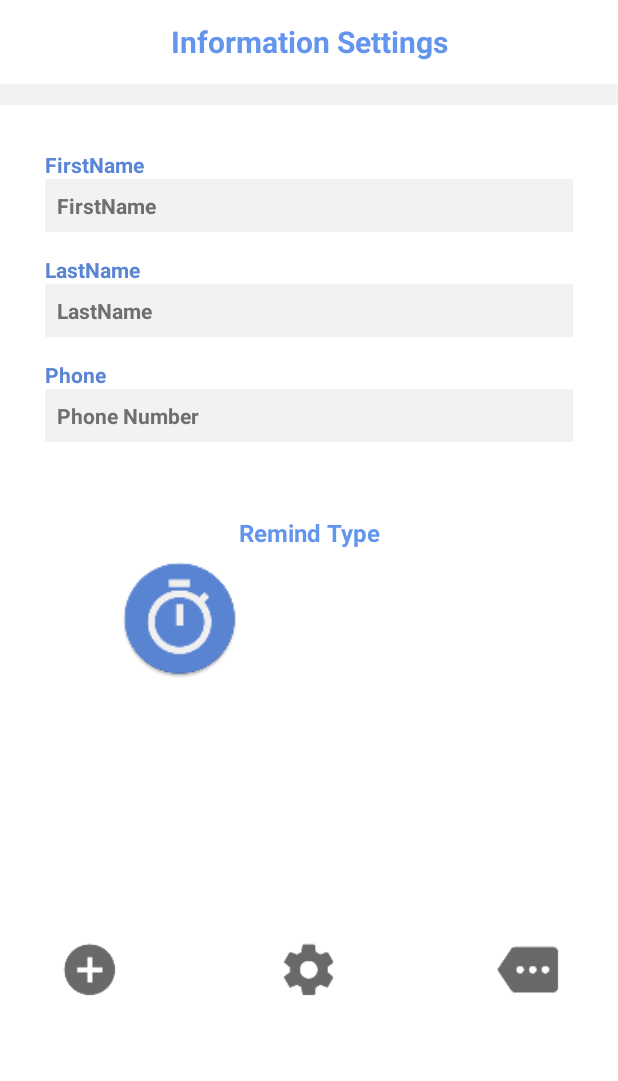
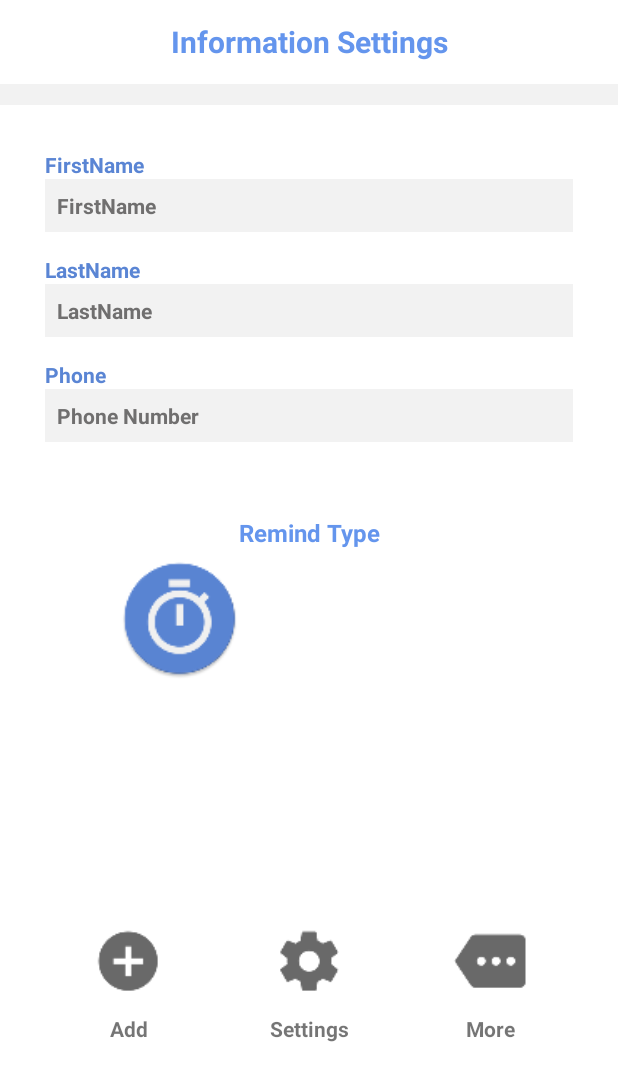
Before and after one commit to IVE-IT114112-FYP-1819/androidVTC, an Android app: the Information_setting screen opened directly, with no data from a screen before it, on a phone screen of 412 x 824 dp. Shown: the top 1081 px of the screen. Run offline under Robolectric (Android 15) with nearby library versions, the phone set to English and light mode, and no system bars.

Commit message:
layout update

```diff
--- a/app/src/main/res/layout/activity_information_setting.xml
+++ b/app/src/main/res/layout/activity_information_setting.xml
@@ -165,40 +165,64 @@
         </android.support.constraint.ConstraintLayout>
 
         <ImageButton
-            android:layout_width="60dp"
-            android:layout_height="60dp"
-            android:layout_marginBottom="8dp"
-            android:layout_marginTop="20dp"
+            android:id="@+id/imageButton"
+            android:layout_width="70dp"
+            android:layout_height="70dp"
             android:background="@mipmap/setting"
             app:layout_constraintBottom_toBottomOf="parent"
             app:layout_constraintEnd_toEndOf="parent"
             app:layout_constraintStart_toStartOf="parent"
             app:layout_constraintTop_toBottomOf="@+id/constraint_layout" />
 
+        <TextView
+            android:layout_width="wrap_content"
+            android:layout_height="wrap_content"
+            android:text="Settings"
+            android:textSize="@dimen/text_body"
+            android:textStyle="bold"
+            app:layout_constraintEnd_toEndOf="@+id/imageButton"
+            app:layout_constraintStart_toStartOf="@+id/imageButton"
+            app:layout_constraintTop_toBottomOf="@+id/imageButton" />
+
         <ImageButton
             android:id="@+id/btn_save"
-            android:layout_width="60dp"
-            android:layout_height="60dp"
-            android:layout_marginBottom="8dp"
-            android:layout_marginTop="20dp"
+            android:layout_width="70dp"
+            android:layout_height="70dp"
             android:background="@mipmap/add"
             app:layout_constraintBottom_toBottomOf="parent"
-            app:layout_constraintEnd_toEndOf="parent"
-            app:layout_constraintHorizontal_bias="0.0"
-            app:layout_constraintStart_toStartOf="@+id/constraint_layout"
+            app:layout_constraintEnd_toStartOf="@+id/imageButton"
+            app:layout_constraintStart_toStartOf="parent"
             app:layout_constraintTop_toBottomOf="@+id/constraint_layout" />
 
+        <TextView
+            android:layout_width="wrap_content"
+            android:layout_height="wrap_content"
+            android:text="Add"
+            android:textSize="@dimen/text_body"
+            android:textStyle="bold"
+            app:layout_constraintEnd_toEndOf="@+id/btn_save"
+            app:layout_constraintStart_toStartOf="@+id/btn_save"
+            app:layout_constraintTop_toBottomOf="@+id/btn_save" />
+
         <ImageButton
-            android:layout_width="60dp"
-            android:layout_height="60dp"
-            android:layout_marginBottom="8dp"
-            android:layout_marginTop="20dp"
+            android:id="@+id/btn_more"
+            android:layout_width="70dp"
+            android:layout_height="70dp"
             android:background="@mipmap/more1"
             app:layout_constraintBottom_toBottomOf="parent"
-            app:layout_constraintEnd_toEndOf="@+id/constraint_layout"
-            app:layout_constraintHorizontal_bias="1.0"
-            app:layout_constraintStart_toStartOf="parent"
+            app:layout_constraintEnd_toEndOf="parent"
+            app:layout_constraintStart_toEndOf="@+id/imageButton"
             app:layout_constraintTop_toBottomOf="@+id/constraint_layout" />
+
+        <TextView
+            android:layout_width="wrap_content"
+            android:layout_height="wrap_content"
+            android:text="More"
+            android:textSize="@dimen/text_body"
+            android:textStyle="bold"
+            app:layout_constraintEnd_toEndOf="@+id/btn_more"
+            app:layout_constraintStart_toStartOf="@+id/btn_more"
+            app:layout_constraintTop_toBottomOf="@+id/btn_more" />
 
     </android.support.constraint.ConstraintLayout>
 
```
Also changed, not shown: 3 other files.
